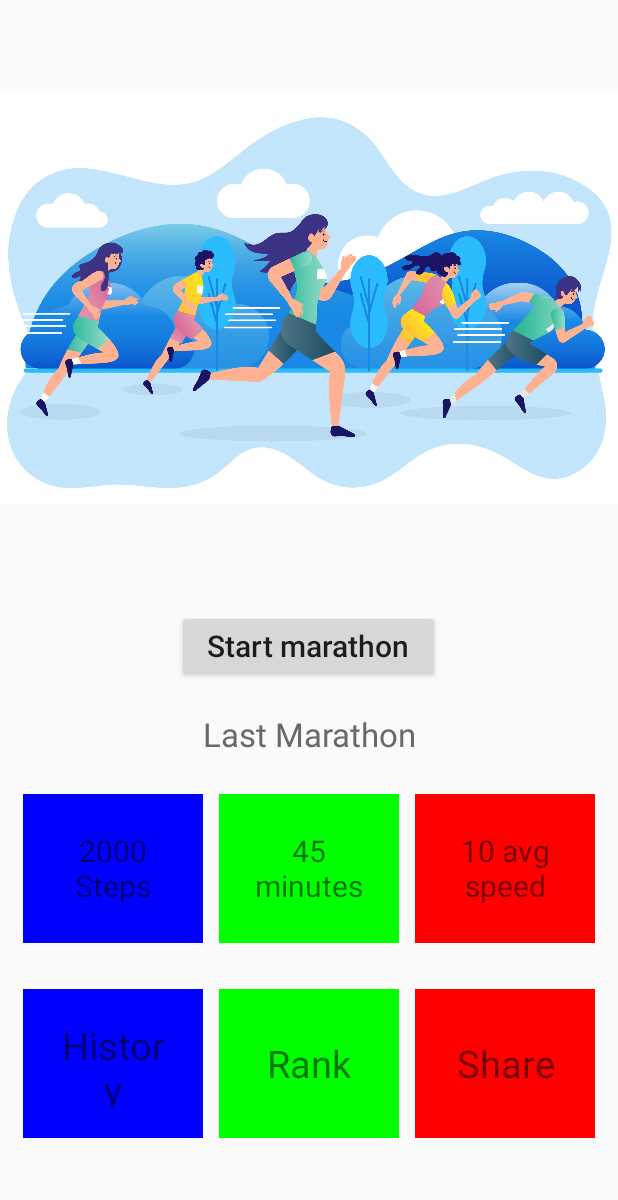
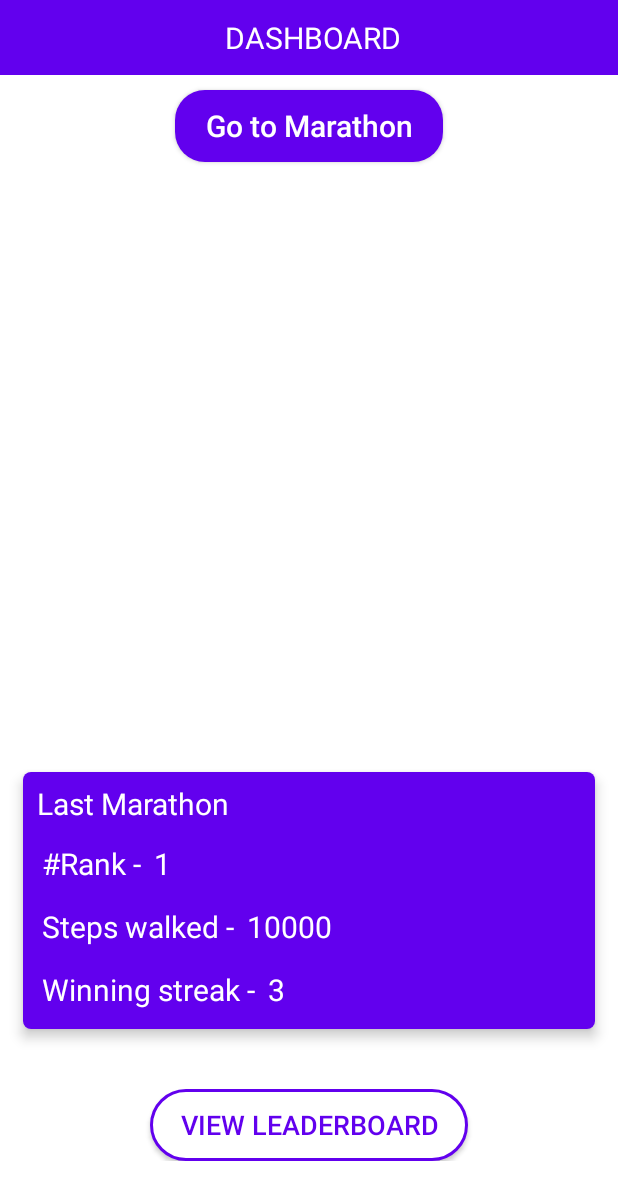
Before and after one commit to C713Gb/GoogleApiProject, an Android app: the layout activity_map_dashboard.xml on its own in the app's theme, with its tools: preview values and no code run, on a phone screen of 412 x 824 dp. Shown: the top 1200 px of the screen. Run offline under Robolectric (Android 15) with nearby library versions, the phone set to English and light mode, and no system bars.

Commit message:
Updated Project

```diff
--- a/app/build.gradle
+++ b/app/build.gradle
@@ -1,4 +1,5 @@
 apply plugin: 'com.android.application'
+apply plugin: 'com.google.gms.google-services'
 
 android {
     compileSdkVersion 29
@@ -28,6 +29,8 @@ dependencies {
 
     implementation 'androidx.appcompat:appcompat:1.1.0'
     implementation 'androidx.constraintlayout:constraintlayout:1.1.3'
+    implementation 'com.google.firebase:firebase-auth:19.3.1'
+    implementation 'com.google.firebase:firebase-database:19.3.0'
     testImplementation 'junit:junit:4.12'
     androidTestImplementation 'androidx.test.ext:junit:1.1.1'
     androidTestImplementation 'androidx.test.espresso:espresso-core:3.2.0'
--- /dev/null
+++ b/app/src/main/res/drawable-v24/layout_background.xml
@@ -0,0 +1,10 @@
+<?xml version="1.0" encoding="utf-8"?>
+<shape xmlns:android="http://schemas.android.com/apk/res/android"
+    android:shape="rectangle">
+
+    <solid android:color="@color/colorPrimary"/>
+
+    <corners android:radius="5dp"/>
+
+
+</shape>
--- /dev/null
+++ b/app/src/main/res/drawable-v24/leaderboard_btn.xml
@@ -0,0 +1,13 @@
+<?xml version="1.0" encoding="utf-8"?>
+<shape xmlns:android="http://schemas.android.com/apk/res/android"
+    android:shape="rectangle">
+
+    <stroke android:color="@color/colorPrimary"
+        android:width="2dp"/>
+
+    <solid android:color="#FFFFFF"/>
+
+    <corners android:radius="50dp"/>
+
+
+</shape>
--- /dev/null
+++ b/app/src/main/res/drawable/marathon_btn.xml
@@ -0,0 +1,10 @@
+<?xml version="1.0" encoding="utf-8"?>
+<shape xmlns:android="http://schemas.android.com/apk/res/android"
+    android:shape="rectangle">
+
+    <solid android:color="@color/colorPrimary"/>
+
+    <corners android:radius="20dp"/>
+
+
+</shape>
--- a/app/src/main/res/layout/activity_map_dashboard.xml
+++ b/app/src/main/res/layout/activity_map_dashboard.xml
@@ -4,20 +4,41 @@
     xmlns:tools="http://schemas.android.com/tools"
     android:layout_width="match_parent"
     android:layout_height="match_parent"
+    android:background="#FFFFFF"
     tools:context=".MapDashboardActivity">
 
+    <Toolbar
+        android:id="@+id/toolbar"
+        android:layout_width="match_parent"
+        android:layout_height="50dp"
+        android:layout_alignParentTop="true"
+        android:background="@color/colorPrimary">
+
+        <TextView
+            android:layout_width="match_parent"
+            android:layout_height="wrap_content"
+            android:text="DASHBOARD"
+            android:gravity="center"
+            android:textColor="#FFFFFF"
+            android:textSize="20sp"
+            android:layout_marginRight="10dp"/>
+
+    </Toolbar>
+
     <LinearLayout
+        android:id="@+id/layoutOne"
         android:layout_width="match_parent"
         android:layout_height="wrap_content"
         android:orientation="vertical"
-        android:layout_above="@id/lastMarathon">
+        android:layout_below="@+id/toolbar"
+        android:layout_above="@+id/lastMarathonLayout">
 
-        <ImageView
-            android:id="@+id/marathonImg"
-            android:layout_width="match_parent"
-            android:layout_height="wrap_content"
-            android:src="@drawable/marathoncropped"
-            android:layout_weight="1"/>
+<!--        <ImageView-->
+<!--            android:id="@+id/marathonImg"-->
+<!--            android:layout_width="match_parent"-->
+<!--            android:layout_height="wrap_content"-->
+<!--            android:src="@drawable/marathoncropped"-->
+<!--            android:layout_weight="1"/>-->
 
         <Button
             android:id="@+id/startMarathon"
@@ -25,175 +46,138 @@
             android:layout_height="wrap_content"
             android:layout_gravity="center"
             android:textSize="20sp"
-            android:text="Start marathon"
+            android:text="Go to Marathon"
+            android:textColor="#FFFFFF"
             android:textAllCaps="false"
             android:paddingLeft="20dp"
             android:paddingRight="20dp"
-            android:layout_margin="10dp"/>
+            android:layout_margin="10dp"
+            android:background="@drawable/marathon_btn"/>
 
     </LinearLayout>
 
 
+    <LinearLayout
+        android:id="@+id/lastMarathonLayout"
+        android:layout_above="@id/leaderboardLayout"
+        android:elevation="5dp"
+        android:layout_marginBottom="40dp"
+        android:layout_width="match_parent"
+        android:layout_height="wrap_content"
+        android:orientation="vertical"
+        android:background="@drawable/layout_background"
+        android:padding="5dp"
+        android:layout_marginLeft="15dp"
+        android:layout_marginRight="15dp">
+
+        <TextView
+            android:layout_width="match_parent"
+            android:layout_height="wrap_content"
+            android:text="Last Marathon"
+            android:textColor="#FFFFFF"
+            android:textSize="20sp"
+            android:paddingBottom="5dp"
+            android:paddingTop="2dp"
+            android:paddingLeft="4dp"/>
+
+        <LinearLayout
+            android:layout_width="match_parent"
+            android:layout_height="wrap_content"
+            android:orientation="horizontal"
+            android:padding="5dp">
+
+            <TextView
+                android:layout_width="wrap_content"
+                android:layout_height="wrap_content"
+                android:text="#Rank - "
+                android:textColor="#FFFFFF"
+                android:textSize="20sp"
+                android:padding="2dp"/>
+
+            <TextView
+                android:id="@+id/rank"
+                android:layout_width="match_parent"
+                android:layout_height="wrap_content"
+                android:text="1"
+                android:textSize="20sp"
+                android:textColor="#FFFFFF"
+                android:padding="2dp"/>
+
+        </LinearLayout>
+
+        <LinearLayout
+            android:layout_width="match_parent"
+            android:layout_height="wrap_content"
+            android:orientation="horizontal"
+            android:padding="5dp">
+
+            <TextView
+                android:layout_width="wrap_content"
+                android:layout_height="wrap_content"
+                android:text="Steps walked - "
+                android:textColor="#FFFFFF"
+                android:textSize="20sp"
+                android:padding="2dp"/>
+
+            <TextView
+                android:id="@+id/stepsWalkedMarathon"
+                android:layout_width="match_parent"
+                android:layout_height="wrap_content"
+                android:text="10000"
+                android:textSize="20sp"
+                android:textColor="#FFFFFF"
+                android:padding="2dp"/>
+
+        </LinearLayout>
+
+        <LinearLayout
+            android:layout_width="match_parent"
+            android:layout_height="wrap_content"
+            android:orientation="horizontal"
+            android:padding="5dp">
+
+            <TextView
+                android:layout_width="wrap_content"
+                android:layout_height="wrap_content"
+                android:text="Winning streak - "
+                android:textColor="#FFFFFF"
+                android:textSize="20sp"
+                android:padding="2dp"/>
+
+            <TextView
+                android:id="@+id/winningStreak"
+                android:layout_width="match_parent"
+                android:layout_height="wrap_content"
+                android:text="3"
+                android:textSize="20sp"
+                android:textColor="#FFFFFF"
+                android:padding="2dp"/>
+
+        </LinearLayout>
+
+    </LinearLayout>
 
     <LinearLayout
-        android:id="@+id/lastMarathon"
+        android:id="@+id/leaderboardLayout"
         android:layout_width="match_parent"
         android:layout_height="wrap_content"
         android:orientation="vertical"
         android:layout_alignParentBottom="true"
         android:layout_marginBottom="50dp">
 
-        <TextView
-            android:layout_width="match_parent"
+        <Button
+            android:id="@+id/leaderboardBtn"
+            android:layout_width="wrap_content"
             android:layout_height="wrap_content"
-            android:text="Last Marathon"
-            android:textColor="#696969"
-            android:textSize="22sp"
-            android:gravity="center"
-            android:padding="10dp"/>
-
-        <LinearLayout
-            android:layout_width="match_parent"
-            android:layout_height="130dp"
-            android:orientation="horizontal"
-            android:padding="10dp">
-
-            <LinearLayout
-                android:layout_width="match_parent"
-                android:layout_height="match_parent"
-                android:orientation="vertical"
-                android:layout_weight="1"
-                android:layout_margin="5dp"
-                android:padding="10dp"
-                android:background="#0000ff">
-
-                <TextView
-                    android:id="@+id/stepsWalked"
-                    android:layout_width="match_parent"
-                    android:layout_height="match_parent"
-                    android:text="2000 Steps"
-                    android:gravity="center"
-                    android:textSize="20sp"
-                    android:padding="10dp"/>
-
-            </LinearLayout>
-
-            <LinearLayout
-                android:layout_width="match_parent"
-                android:layout_height="match_parent"
-                android:orientation="vertical"
-                android:layout_weight="1"
-                android:layout_margin="5dp"
-                android:padding="10dp"
-                android:background="#00ff00">
-
-                <TextView
-                    android:id="@+id/activeTime"
-                    android:layout_width="match_parent"
-                    android:layout_height="match_parent"
-                    android:text="45 minutes"
-                    android:gravity="center"
-                    android:textSize="20sp"
-                    android:padding="10dp"/>
-
-            </LinearLayout>
-
-            <LinearLayout
-                android:layout_width="match_parent"
-                android:layout_height="match_parent"
-                android:orientation="vertical"
-                android:layout_weight="1"
-                android:layout_margin="5dp"
-                android:padding="10dp"
-                android:background="#ff0000">
-
-                <TextView
-                    android:id="@+id/averageSpeed"
-                    android:layout_width="match_parent"
-                    android:layout_height="match_parent"
-                    android:text="10 avg speed"
-                    android:gravity="center"
-                    android:textSize="20sp"
-                    android:padding="10dp"/>
-
-            </LinearLayout>
-
-        </LinearLayout>
-
-        <LinearLayout
-            android:layout_width="match_parent"
-            android:layout_height="130dp"
-            android:orientation="horizontal"
-            android:padding="10dp">
-
-            <LinearLayout
-                android:layout_width="match_parent"
-                android:layout_height="match_parent"
-                android:orientation="vertical"
-                android:layout_weight="1"
-                android:layout_margin="5dp"
-                android:padding="10dp"
-                android:background="#0000ff"
-                android:clickable="true">
-
-                <TextView
-                    android:id="@+id/historyOfMarathon"
-                    android:layout_width="match_parent"
-                    android:layout_height="match_parent"
-                    android:text="History"
-                    android:gravity="center"
-                    android:textSize="25sp"
-                    android:padding="10dp"
-                    android:clickable="true"/>
-
-            </LinearLayout>
-
-            <LinearLayout
-                android:layout_width="match_parent"
-                android:layout_height="match_parent"
-                android:orientation="vertical"
-                android:layout_weight="1"
-                android:layout_margin="5dp"
-                android:padding="10dp"
-                android:background="#00ff00"
-                android:clickable="true">
-
-                <TextView
-                    android:id="@+id/rankInMarathon"
-                    android:layout_width="match_parent"
-                    android:layout_height="match_parent"
-                    android:text="Rank"
-                    android:gravity="center"
-                    android:textSize="25sp"
-                    android:padding="10dp"
-                    android:clickable="true"/>
-
-            </LinearLayout>
-
-            <LinearLayout
-                android:layout_width="match_parent"
-                android:layout_height="match_parent"
-                android:orientation="vertical"
-                android:layout_weight="1"
-                android:layout_margin="5dp"
-                android:padding="10dp"
-                android:background="#ff0000"
-                android:clickable="true">
-
-                <TextView
-                    android:id="@+id/shareApp"
-                    android:layout_width="match_parent"
-                    android:layout_height="match_parent"
-                    android:text="Share"
-                    android:gravity="center"
-                    android:textSize="25sp"
-                    android:padding="10dp"
-                    android:clickable="true"/>
-
-            </LinearLayout>
-
-        </LinearLayout>
+            android:layout_gravity="center"
+            android:text="View Leaderboard"
+            android:textSize="18dp"
+            android:textColor="@color/colorPrimary"
+            android:paddingLeft="20dp"
+            android:paddingRight="20dp"
+            android:background="@drawable/leaderboard_btn"/>
 
     </LinearLayout>
 
+
 </RelativeLayout>
--- a/app/src/main/res/values/styles.xml
+++ b/app/src/main/res/values/styles.xml
@@ -1,7 +1,7 @@
 <resources>
 
     <!-- Base application theme. -->
-    <style name="AppTheme" parent="Theme.AppCompat.Light.DarkActionBar">
+    <style name="AppTheme" parent="Theme.AppCompat.Light.NoActionBar">
         <!-- Customize your theme here. -->
         <item name="colorPrimary">@color/colorPrimary</item>
         <item name="colorPrimaryDark">@color/colorPrimaryDark</item>
--- a/build.gradle
+++ b/build.gradle
@@ -9,6 +9,7 @@ buildscript {
     }
     dependencies {
         classpath 'com.android.tools.build:gradle:3.6.1'
+        classpath 'com.google.gms:google-services:4.3.3'
 
 
         // NOTE: Do not place your application dependencies here; they belong
```
Also changed, not shown: app/src/main/AndroidManifest.xml (+10 -9 lines), app/src/main/java/com/example/googlemapsproject/LeaderboardActivity.java (added, +14 -0 lines), app/src/main/java/com/example/googlemapsproject/MapDashboardActivity.java (+36 -0 lines), app/src/main/java/com/example/googlemapsproject/RegisterActivity.java (added, +88 -0 lines), app/src/main/res/layout/activity_leaderboard.xml (added, +9 -0 lines), app/src/main/res/layout/activity_register.xml (added, +70 -0 lines), 1 other file.
